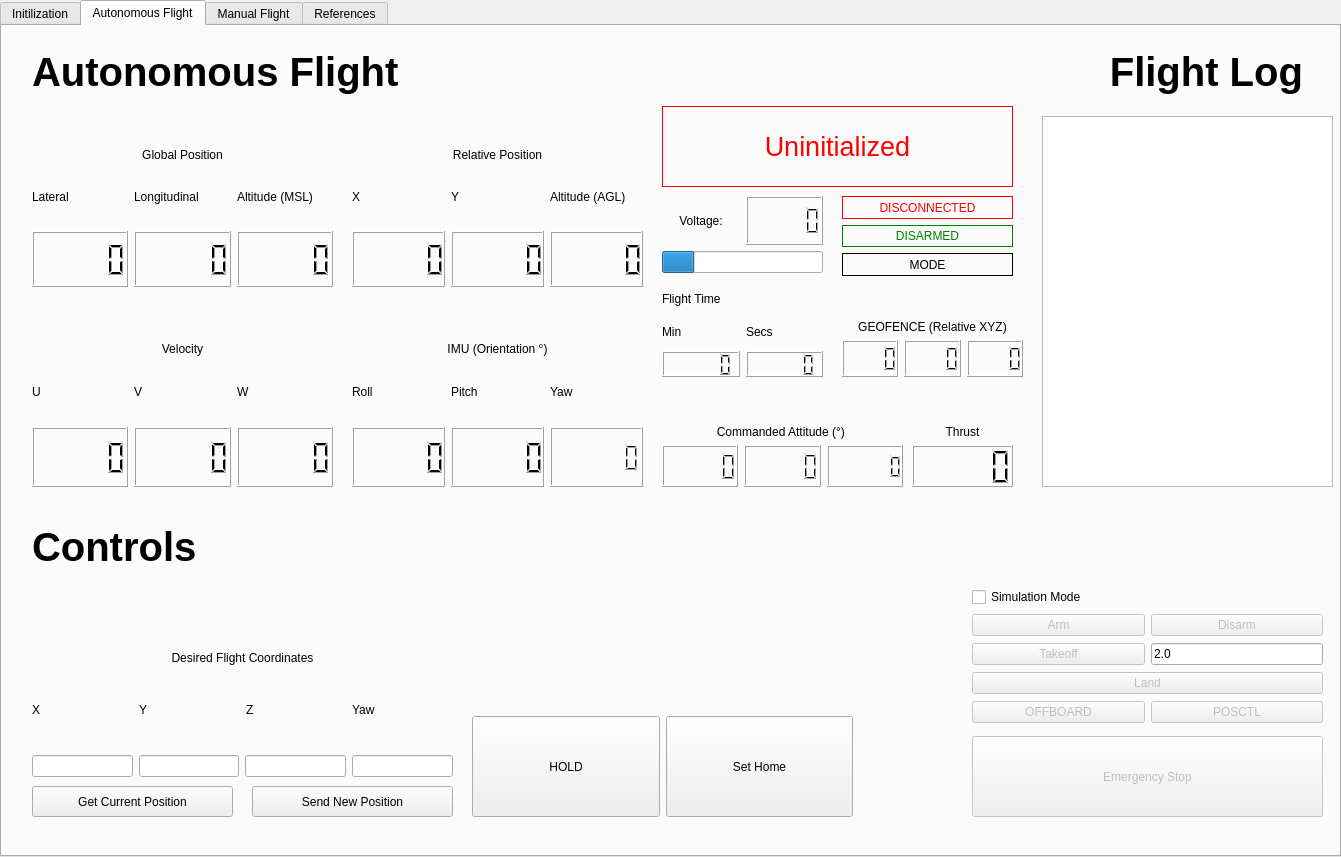
Before: the Qt Designer form src/GUI/GUI_Sampler.ui in FSC-Lab/ground_station_gui, drawn with Qt 5.
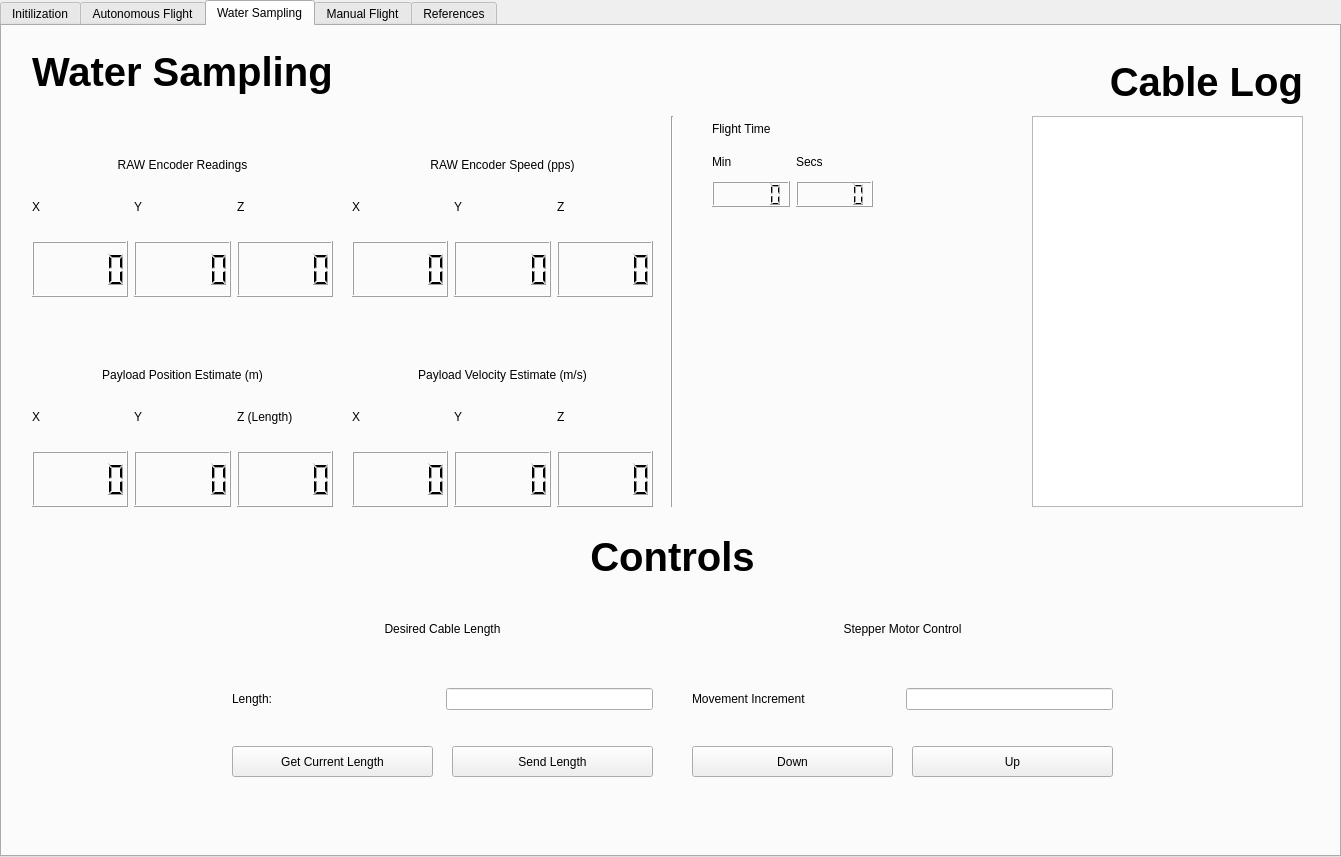
After: the same form once the commit is applied.

Commit message: Add ROS water sample control module and update variables

Patch:
```diff
--- a/src/GUI/GUI_Sampler.ui
+++ b/src/GUI/GUI_Sampler.ui
@@ -14,7 +14,7 @@
    <string>TabWidget</string>
   </property>
   <property name="currentIndex">
-   <number>1</number>
+   <number>2</number>
   </property>
   <widget class="QWidget" name="Initialization_Tab">
    <property name="font">
@@ -1026,6 +1026,553 @@
     </layout>
    </widget>
   </widget>
+  <widget class="QWidget" name="tab">
+   <attribute name="title">
+    <string>Water Sampling</string>
+   </attribute>
+   <widget class="QLabel" name="titleWaterSampling">
+    <property name="geometry">
+     <rect>
+      <x>30</x>
+      <y>15</y>
+      <width>481</width>
+      <height>61</height>
+     </rect>
+    </property>
+    <property name="font">
+     <font>
+      <pointsize>30</pointsize>
+      <weight>75</weight>
+      <bold>true</bold>
+     </font>
+    </property>
+    <property name="text">
+     <string>Water Sampling</string>
+    </property>
+   </widget>
+   <widget class="QWidget" name="verticalLayoutWidget_7">
+    <property name="geometry">
+     <rect>
+      <x>30</x>
+      <y>90</y>
+      <width>301</width>
+      <height>181</height>
+     </rect>
+    </property>
+    <layout class="QVBoxLayout" name="GPSDataLayout_5">
+     <item>
+      <widget class="QLabel" name="lblRawEncoder">
+       <property name="text">
+        <string>RAW Encoder Readings</string>
+       </property>
+       <property name="alignment">
+        <set>Qt::AlignBottom|Qt::AlignHCenter</set>
+       </property>
+      </widget>
+     </item>
+     <item>
+      <layout class="QHBoxLayout" name="GPSHLayout_3">
+       <item>
+        <widget class="QLabel" name="lblRawX">
+         <property name="text">
+          <string>X</string>
+         </property>
+        </widget>
+       </item>
+       <item>
+        <widget class="QLabel" name="lblRawY">
+         <property name="text">
+          <string>Y</string>
+         </property>
+        </widget>
+       </item>
+       <item>
+        <widget class="QLabel" name="lblRawZ">
+         <property name="text">
+          <string>Z</string>
+         </property>
+        </widget>
+       </item>
+      </layout>
+     </item>
+     <item>
+      <layout class="QHBoxLayout" name="GPS_DISP_5">
+       <item>
+        <widget class="QLCDNumber" name="rawX_DISP"/>
+       </item>
+       <item>
+        <widget class="QLCDNumber" name="rawY_DISP"/>
+       </item>
+       <item>
+        <widget class="QLCDNumber" name="rawZ_DISP"/>
+       </item>
+      </layout>
+     </item>
+    </layout>
+   </widget>
+   <widget class="QWidget" name="verticalLayoutWidget_16">
+    <property name="geometry">
+     <rect>
+      <x>30</x>
+      <y>300</y>
+      <width>301</width>
+      <height>181</height>
+     </rect>
+    </property>
+    <layout class="QVBoxLayout" name="GPSDataLayout_8">
+     <item>
+      <widget class="QLabel" name="lblPosEst">
+       <property name="text">
+        <string>Payload Position Estimate (m)</string>
+       </property>
+       <property name="alignment">
+        <set>Qt::AlignBottom|Qt::AlignHCenter</set>
+       </property>
+      </widget>
+     </item>
+     <item>
+      <layout class="QHBoxLayout" name="GPSHLayout_5">
+       <item>
+        <widget class="QLabel" name="lblPayloadX">
+         <property name="text">
+          <string>X</string>
+         </property>
+        </widget>
+       </item>
+       <item>
+        <widget class="QLabel" name="lblPayloadY">
+         <property name="text">
+          <string>Y</string>
+         </property>
+        </widget>
+       </item>
+       <item>
+        <widget class="QLabel" name="lblPayloadZ">
+         <property name="text">
+          <string>Z (Length)</string>
+         </property>
+        </widget>
+       </item>
+      </layout>
+     </item>
+     <item>
+      <layout class="QHBoxLayout" name="GPS_DISP_8">
+       <item>
+        <widget class="QLCDNumber" name="PayloadX_DISP"/>
+       </item>
+       <item>
+        <widget class="QLCDNumber" name="PayloadY_DISP"/>
+       </item>
+       <item>
+        <widget class="QLCDNumber" name="PayloadZ_DISP"/>
+       </item>
+      </layout>
+     </item>
+    </layout>
+   </widget>
+   <widget class="QLabel" name="titleControls">
+    <property name="geometry">
+     <rect>
+      <x>530</x>
+      <y>500</y>
+      <width>281</width>
+      <height>61</height>
+     </rect>
+    </property>
+    <property name="font">
+     <font>
+      <pointsize>30</pointsize>
+      <weight>75</weight>
+      <bold>true</bold>
+     </font>
+    </property>
+    <property name="text">
+     <string>Controls</string>
+    </property>
+    <property name="alignment">
+     <set>Qt::AlignCenter</set>
+    </property>
+   </widget>
+   <widget class="QPushButton" name="btnGetCurLenght">
+    <property name="geometry">
+     <rect>
+      <x>230</x>
+      <y>720</y>
+      <width>201</width>
+      <height>31</height>
+     </rect>
+    </property>
+    <property name="text">
+     <string>Get Current Length</string>
+    </property>
+   </widget>
+   <widget class="QPushButton" name="btnSendLength">
+    <property name="geometry">
+     <rect>
+      <x>450</x>
+      <y>720</y>
+      <width>201</width>
+      <height>31</height>
+     </rect>
+    </property>
+    <property name="text">
+     <string>Send Length</string>
+    </property>
+    <property name="shortcut">
+     <string>Return</string>
+    </property>
+   </widget>
+   <widget class="QWidget" name="verticalLayoutWidget_23">
+    <property name="geometry">
+     <rect>
+      <x>350</x>
+      <y>300</y>
+      <width>301</width>
+      <height>181</height>
+     </rect>
+    </property>
+    <layout class="QVBoxLayout" name="GPSDataLayout_9">
+     <item>
+      <widget class="QLabel" name="lblVelEst">
+       <property name="text">
+        <string>Payload Velocity Estimate (m/s)</string>
+       </property>
+       <property name="alignment">
+        <set>Qt::AlignBottom|Qt::AlignHCenter</set>
+       </property>
+      </widget>
+     </item>
+     <item>
+      <layout class="QHBoxLayout" name="GPSHLayout_6">
+       <item>
+        <widget class="QLabel" name="lblPayloadXDot">
+         <property name="text">
+          <string>X</string>
+         </property>
+        </widget>
+       </item>
+       <item>
+        <widget class="QLabel" name="lblPayloadYDot">
+         <property name="text">
+          <string>Y</string>
+         </property>
+        </widget>
+       </item>
+       <item>
+        <widget class="QLabel" name="lblPayloadZDot">
+         <property name="text">
+          <string>Z</string>
+         </property>
+        </widget>
+       </item>
+      </layout>
+     </item>
+     <item>
+      <layout class="QHBoxLayout" name="GPS_DISP_9">
+       <item>
+        <widget class="QLCDNumber" name="PayloadXDot_DISP"/>
+       </item>
+       <item>
+        <widget class="QLCDNumber" name="PayloadYDot_DISP"/>
+       </item>
+       <item>
+        <widget class="QLCDNumber" name="PayloadZDot_DISP"/>
+       </item>
+      </layout>
+     </item>
+    </layout>
+   </widget>
+   <widget class="QWidget" name="verticalLayoutWidget_24">
+    <property name="geometry">
+     <rect>
+      <x>350</x>
+      <y>90</y>
+      <width>301</width>
+      <height>181</height>
+     </rect>
+    </property>
+    <layout class="QVBoxLayout" name="GPSDataLayout_10">
+     <item>
+      <widget class="QLabel" name="lblRawEncoderSpd">
+       <property name="text">
+        <string>RAW Encoder Speed (pps)</string>
+       </property>
+       <property name="alignment">
+        <set>Qt::AlignBottom|Qt::AlignHCenter</set>
+       </property>
+      </widget>
+     </item>
+     <item>
+      <layout class="QHBoxLayout" name="GPSHLayout_7">
+       <item>
+        <widget class="QLabel" name="lblXDot">
+         <property name="text">
+          <string>X</string>
+         </property>
+        </widget>
+       </item>
+       <item>
+        <widget class="QLabel" name="lblYDot">
+         <property name="text">
+          <string>Y</string>
+         </property>
+        </widget>
+       </item>
+       <item>
+        <widget class="QLabel" name="lblZDot">
+         <property name="text">
+          <string>Z</string>
+         </property>
+        </widget>
+       </item>
+      </layout>
+     </item>
+     <item>
+      <layout class="QHBoxLayout" name="GPS_DISP_10">
+       <item>
+        <widget class="QLCDNumber" name="rawXDot_DISP"/>
+       </item>
+       <item>
+        <widget class="QLCDNumber" name="rawYDot_DISP"/>
+       </item>
+       <item>
+        <widget class="QLCDNumber" name="rawZDot_DISP"/>
+       </item>
+      </layout>
+     </item>
+    </layout>
+   </widget>
+   <widget class="Line" name="line">
+    <property name="geometry">
+     <rect>
+      <x>660</x>
+      <y>90</y>
+      <width>20</width>
+      <height>391</height>
+     </rect>
+    </property>
+    <property name="orientation">
+     <enum>Qt::Vertical</enum>
+    </property>
+   </widget>
+   <widget class="QPushButton" name="btnDown">
+    <property name="geometry">
+     <rect>
+      <x>690</x>
+      <y>720</y>
+      <width>201</width>
+      <height>31</height>
+     </rect>
+    </property>
+    <property name="text">
+     <string>Down</string>
+    </property>
+   </widget>
+   <widget class="QPushButton" name="btnUp">
+    <property name="geometry">
+     <rect>
+      <x>910</x>
+      <y>720</y>
+      <width>201</width>
+      <height>31</height>
+     </rect>
+    </property>
+    <property name="text">
+     <string>Up</string>
+    </property>
+    <property name="shortcut">
+     <string>Return</string>
+    </property>
+   </widget>
+   <widget class="QLabel" name="titleCableLog">
+    <property name="geometry">
+     <rect>
+      <x>1060</x>
+      <y>30</y>
+      <width>241</width>
+      <height>51</height>
+     </rect>
+    </property>
+    <property name="font">
+     <font>
+      <pointsize>30</pointsize>
+      <weight>75</weight>
+      <bold>true</bold>
+     </font>
+    </property>
+    <property name="text">
+     <string>Cable Log</string>
+    </property>
+    <property name="alignment">
+     <set>Qt::AlignRight|Qt::AlignTrailing|Qt::AlignVCenter</set>
+    </property>
+   </widget>
+   <widget class="QTextBrowser" name="Logging_3">
+    <property name="geometry">
+     <rect>
+      <x>1030</x>
+      <y>90</y>
+      <width>271</width>
+      <height>391</height>
+     </rect>
+    </property>
+   </widget>
+   <widget class="QWidget" name="verticalLayoutWidget_26">
+    <property name="geometry">
+     <rect>
+      <x>710</x>
+      <y>90</y>
+      <width>161</width>
+      <height>91</height>
+     </rect>
+    </property>
+    <layout class="QVBoxLayout" name="FlightTimeVLayout_2">
+     <item>
+      <widget class="QLabel" name="FlightTimeLabel_2">
+       <property name="text">
+        <string>Flight Time</string>
+       </property>
+      </widget>
+     </item>
+     <item>
+      <layout class="QHBoxLayout" name="FlightTimeHLabel_2">
+       <item>
+        <widget class="QLabel" name="Min_Label_2">
+         <property name="text">
+          <string>Min</string>
+         </property>
+        </widget>
+       </item>
+       <item>
+        <widget class="QLabel" name="Sec_Label_2">
+         <property name="text">
+          <string>Secs</string>
+         </property>
+        </widget>
+       </item>
+      </layout>
+     </item>
+     <item>
+      <layout class="QHBoxLayout" name="FlightTime_DISP_2">
+       <item>
+        <widget class="QLCDNumber" name="Min_DISP_2"/>
+       </item>
+       <item>
+        <widget class="QLCDNumber" name="Sec_DISP_2"/>
+       </item>
+      </layout>
+     </item>
+    </layout>
+   </widget>
+   <widget class="QWidget" name="gridLayoutWidget_3">
+    <property name="geometry">
+     <rect>
+      <x>230</x>
+      <y>550</y>
+      <width>421</width>
+      <height>181</height>
+     </rect>
+    </property>
+    <layout class="QGridLayout" name="gridLayout_2">
+     <item row="0" column="0" colspan="2">
+      <widget class="QLabel" name="lblDesiredCableLength">
+       <property name="sizePolicy">
+        <sizepolicy hsizetype="Preferred" vsizetype="Fixed">
+         <horstretch>0</horstretch>
+         <verstretch>0</verstretch>
+        </sizepolicy>
+       </property>
+       <property name="text">
+        <string>Desired Cable Length</string>
+       </property>
+       <property name="alignment">
+        <set>Qt::AlignBottom|Qt::AlignHCenter</set>
+       </property>
+      </widget>
+     </item>
+     <item row="1" column="1">
+      <widget class="QLineEdit" name="length_CMD">
+       <property name="sizePolicy">
+        <sizepolicy hsizetype="Preferred" vsizetype="Fixed">
+         <horstretch>0</horstretch>
+         <verstretch>0</verstretch>
+        </sizepolicy>
+       </property>
+       <property name="minimumSize">
+        <size>
+         <width>0</width>
+         <height>0</height>
+        </size>
+       </property>
+       <property name="text">
+        <string/>
+       </property>
+      </widget>
+     </item>
+     <item row="1" column="0">
+      <widget class="QLabel" name="lblLength">
+       <property name="text">
+        <string>Length:</string>
+       </property>
+      </widget>
+     </item>
+    </layout>
+   </widget>
+   <widget class="QWidget" name="gridLayoutWidget_5">
+    <property name="geometry">
+     <rect>
+      <x>690</x>
+      <y>550</y>
+      <width>421</width>
+      <height>181</height>
+     </rect>
+    </property>
+    <layout class="QGridLayout" name="gridLayout_4">
+     <item row="0" column="0" colspan="2">
+      <widget class="QLabel" name="lblStepperMotorControl">
+       <property name="sizePolicy">
+        <sizepolicy hsizetype="Preferred" vsizetype="Fixed">
+         <horstretch>0</horstretch>
+         <verstretch>0</verstretch>
+        </sizepolicy>
+       </property>
+       <property name="text">
+        <string>Stepper Motor Control</string>
+       </property>
+       <property name="alignment">
+        <set>Qt::AlignBottom|Qt::AlignHCenter</set>
+       </property>
+      </widget>
+     </item>
+     <item row="1" column="1">
+      <widget class="QLineEdit" name="increment_CMD">
+       <property name="sizePolicy">
+        <sizepolicy hsizetype="Preferred" vsizetype="Fixed">
+         <horstretch>0</horstretch>
+         <verstretch>0</verstretch>
+        </sizepolicy>
+       </property>
+       <property name="minimumSize">
+        <size>
+         <width>0</width>
+         <height>0</height>
+        </size>
+       </property>
+       <property name="text">
+        <string/>
+       </property>
+      </widget>
+     </item>
+     <item row="1" column="0">
+      <widget class="QLabel" name="lblIncrement">
+       <property name="text">
+        <string>Movement Increment</string>
+       </property>
+      </widget>
+     </item>
+    </layout>
+   </widget>
+  </widget>
   <widget class="QWidget" name="ManualFlightManagment_Tab">
    <attribute name="title">
     <string>Manual Flight</string>
```
The commit also changes 7 other files.
